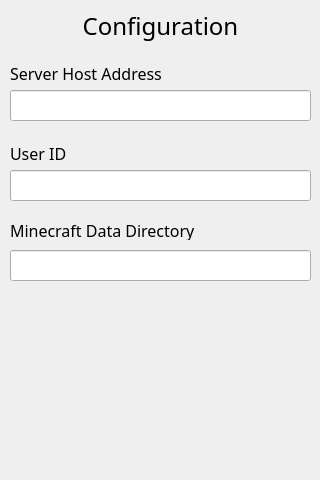
Old version of the form Client Launcher/config.ui in the repository FlantasticDan/awscraft.
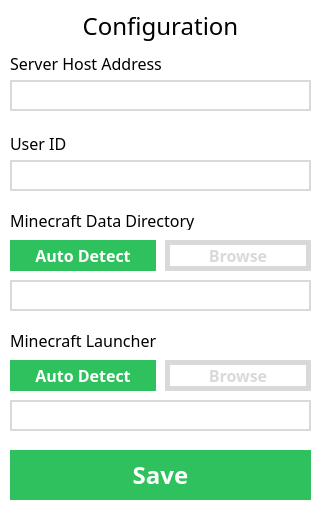
New version of the form. Icons and pictures are not drawn.

Commit message: Added Config Settings Prototype

```diff
--- a/Client Launcher/config.ui
+++ b/Client Launcher/config.ui
@@ -10,7 +10,7 @@
     <x>0</x>
     <y>0</y>
     <width>320</width>
-    <height>480</height>
+    <height>510</height>
    </rect>
   </property>
   <property name="windowTitle">
@@ -21,11 +21,19 @@
     <normalon>:/images/settingsIcon.png</normalon>
    </iconset>
   </property>
+  <property name="styleSheet">
+   <string notr="true">QDialog{
+	background-color: white
+}</string>
+  </property>
+  <property name="modal">
+   <bool>true</bool>
+  </property>
   <widget class="QLineEdit" name="serverInput">
    <property name="geometry">
     <rect>
      <x>10</x>
-     <y>90</y>
+     <y>80</y>
      <width>301</width>
      <height>31</height>
     </rect>
@@ -42,6 +50,17 @@
    <property name="acceptDrops">
     <bool>false</bool>
    </property>
+   <property name="styleSheet">
+    <string notr="true">QLineEdit{
+	background-color: white;
+	border: 2px solid #D9D9D9
+}
+
+QLineEdit:focus{
+	background-color: white;
+	border: 2px solid black
+}</string>
+   </property>
    <property name="alignment">
     <set>Qt::AlignCenter</set>
    </property>
@@ -69,10 +88,13 @@
    </property>
   </widget>
   <widget class="QLabel" name="serverLabel">
+   <property name="enabled">
+    <bool>true</bool>
+   </property>
    <property name="geometry">
     <rect>
      <x>10</x>
-     <y>63</y>
+     <y>53</y>
      <width>301</width>
      <height>20</height>
     </rect>
@@ -87,15 +109,23 @@
     <string>URL or IP Address the AWScraft instance is controlled by.
 This is not the address you would enter to connect directly within Minecraft.</string>
    </property>
+   <property name="styleSheet">
+    <string notr="true">QLabel:disabled{
+	color: #ED0008;
+}</string>
+   </property>
    <property name="text">
     <string>Server Host Address</string>
    </property>
   </widget>
   <widget class="QLabel" name="userLabel">
+   <property name="enabled">
+    <bool>true</bool>
+   </property>
    <property name="geometry">
     <rect>
      <x>10</x>
-     <y>143</y>
+     <y>133</y>
      <width>301</width>
      <height>20</height>
     </rect>
@@ -110,6 +140,11 @@
     <string>Unique ID issued to you by your server administrator.
 It is not necessarily your Minecraft username.</string>
    </property>
+   <property name="styleSheet">
+    <string notr="true">QLabel:disabled{
+	color: #ED0008;
+}</string>
+   </property>
    <property name="text">
     <string>User ID</string>
    </property>
@@ -118,7 +153,7 @@
    <property name="geometry">
     <rect>
      <x>10</x>
-     <y>170</y>
+     <y>160</y>
      <width>301</width>
      <height>31</height>
     </rect>
@@ -135,6 +170,17 @@
    <property name="acceptDrops">
     <bool>false</bool>
    </property>
+   <property name="styleSheet">
+    <string notr="true">QLineEdit{
+	background-color: white;
+	border: 2px solid #D9D9D9
+}
+
+QLineEdit:focus{
+	background-color: white;
+	border: 2px solid black
+}</string>
+   </property>
    <property name="alignment">
     <set>Qt::AlignCenter</set>
    </property>
@@ -143,7 +189,7 @@
    <property name="geometry">
     <rect>
      <x>10</x>
-     <y>220</y>
+     <y>210</y>
      <width>301</width>
      <height>20</height>
     </rect>
@@ -154,6 +200,14 @@
      <pointsize>12</pointsize>
     </font>
    </property>
+   <property name="toolTip">
+    <string>The '.minecraft' directory, typically found in a User's AppData folder.</string>
+   </property>
+   <property name="styleSheet">
+    <string notr="true">QLabel:disabled{
+	color: #ED0008;
+}</string>
+   </property>
    <property name="text">
     <string>Minecraft Data Directory</string>
    </property>
@@ -165,7 +219,7 @@
    <property name="geometry">
     <rect>
      <x>10</x>
-     <y>250</y>
+     <y>280</y>
      <width>301</width>
      <height>31</height>
     </rect>
@@ -182,8 +236,401 @@
    <property name="acceptDrops">
     <bool>false</bool>
    </property>
+   <property name="styleSheet">
+    <string notr="true">QLineEdit{
+	background-color: white;
+	border: 2px solid #D9D9D9
+}
+
+QLineEdit:focus{
+	background-color: white;
+	border: 2px solid black
+}</string>
+   </property>
    <property name="alignment">
     <set>Qt::AlignCenter</set>
+   </property>
+   <property name="readOnly">
+    <bool>true</bool>
+   </property>
+  </widget>
+  <widget class="QPushButton" name="dataDetectButton">
+   <property name="enabled">
+    <bool>true</bool>
+   </property>
+   <property name="geometry">
+    <rect>
+     <x>10</x>
+     <y>240</y>
+     <width>146</width>
+     <height>31</height>
+    </rect>
+   </property>
+   <property name="font">
+    <font>
+     <family>Minecraftia</family>
+     <pointsize>12</pointsize>
+     <weight>75</weight>
+     <bold>true</bold>
+     <underline>false</underline>
+     <strikeout>false</strikeout>
+     <kerning>true</kerning>
+    </font>
+   </property>
+   <property name="styleSheet">
+    <string notr="true">QPushButton{
+	background: #2FC15D;
+	border: 5px solid #2FC15D;
+	border-radius: 0px;
+	color: white
+}
+
+QPushButton:hover{
+	background: #2C5E2E;
+	border: 5px solid #2C5E2E;
+	border-radius: 0px;
+	color: white
+}
+
+QPushButton:pressed{
+	background: #2FC15D;
+	border: 5px solid #2FC15D;
+	border-radius: 0px;
+	color: white
+}
+
+QPushButton:disabled{
+	background: white;
+	border: 5px solid #2FC15D;
+	border-radius: 0px;
+	color: #2FC15D;
+}</string>
+   </property>
+   <property name="text">
+    <string>Auto Detect</string>
+   </property>
+   <property name="default">
+    <bool>true</bool>
+   </property>
+   <property name="flat">
+    <bool>false</bool>
+   </property>
+  </widget>
+  <widget class="QPushButton" name="dataBrowseButton">
+   <property name="enabled">
+    <bool>false</bool>
+   </property>
+   <property name="geometry">
+    <rect>
+     <x>165</x>
+     <y>240</y>
+     <width>146</width>
+     <height>31</height>
+    </rect>
+   </property>
+   <property name="font">
+    <font>
+     <family>Minecraftia</family>
+     <pointsize>12</pointsize>
+     <weight>75</weight>
+     <bold>true</bold>
+     <underline>false</underline>
+     <strikeout>false</strikeout>
+     <kerning>true</kerning>
+    </font>
+   </property>
+   <property name="styleSheet">
+    <string notr="true">QPushButton{
+	background: #00C9ED;
+	border: 5px solid #00C9ED;
+	border-radius: 0px;
+	color: white
+}
+
+QPushButton:hover{
+	background: #0C273D;
+	border: 5px solid #0C273D;
+	border-radius: 0px;
+	color: white
+}
+
+QPushButton:pressed{
+	background: #00C9ED;
+	border: 5px solid #00C9ED;
+	border-radius: 0px;
+	color: white
+}
+
+QPushButton:disabled{
+	background: white;
+	border: 5px solid #D9D9D9;
+	border-radius: 0px;
+	color: #D9D9D9;
+}</string>
+   </property>
+   <property name="text">
+    <string>Browse</string>
+   </property>
+   <property name="default">
+    <bool>true</bool>
+   </property>
+   <property name="flat">
+    <bool>false</bool>
+   </property>
+  </widget>
+  <widget class="QPushButton" name="launcherBrowseButton">
+   <property name="enabled">
+    <bool>false</bool>
+   </property>
+   <property name="geometry">
+    <rect>
+     <x>165</x>
+     <y>360</y>
+     <width>146</width>
+     <height>31</height>
+    </rect>
+   </property>
+   <property name="font">
+    <font>
+     <family>Minecraftia</family>
+     <pointsize>12</pointsize>
+     <weight>75</weight>
+     <bold>true</bold>
+     <underline>false</underline>
+     <strikeout>false</strikeout>
+     <kerning>true</kerning>
+    </font>
+   </property>
+   <property name="styleSheet">
+    <string notr="true">QPushButton{
+	background: #00C9ED;
+	border: 5px solid #00C9ED;
+	border-radius: 0px;
+	color: white
+}
+
+QPushButton:hover{
+	background: #0C273D;
+	border: 5px solid #0C273D;
+	border-radius: 0px;
+	color: white
+}
+
+QPushButton:pressed{
+	background: #00C9ED;
+	border: 5px solid #00C9ED;
+	border-radius: 0px;
+	color: white
+}
+
+QPushButton:disabled{
+	background: white;
+	border: 5px solid #D9D9D9;
+	border-radius: 0px;
+	color: #D9D9D9;
+}</string>
+   </property>
+   <property name="text">
+    <string>Browse</string>
+   </property>
+   <property name="default">
+    <bool>true</bool>
+   </property>
+   <property name="flat">
+    <bool>false</bool>
+   </property>
+  </widget>
+  <widget class="QPushButton" name="launcherDetectButton">
+   <property name="enabled">
+    <bool>true</bool>
+   </property>
+   <property name="geometry">
+    <rect>
+     <x>10</x>
+     <y>360</y>
+     <width>146</width>
+     <height>31</height>
+    </rect>
+   </property>
+   <property name="font">
+    <font>
+     <family>Minecraftia</family>
+     <pointsize>12</pointsize>
+     <weight>75</weight>
+     <bold>true</bold>
+     <underline>false</underline>
+     <strikeout>false</strikeout>
+     <kerning>true</kerning>
+    </font>
+   </property>
+   <property name="styleSheet">
+    <string notr="true">QPushButton{
+	background: #2FC15D;
+	border: 5px solid #2FC15D;
+	border-radius: 0px;
+	color: white
+}
+
+QPushButton:hover{
+	background: #2C5E2E;
+	border: 5px solid #2C5E2E;
+	border-radius: 0px;
+	color: white
+}
+
+QPushButton:pressed{
+	background: #2FC15D;
+	border: 5px solid #2FC15D;
+	border-radius: 0px;
+	color: white
+}
+
+QPushButton:disabled{
+	background: white;
+	border: 5px solid #2FC15D;
+	border-radius: 0px;
+	color: #2FC15D;
+}</string>
+   </property>
+   <property name="text">
+    <string>Auto Detect</string>
+   </property>
+   <property name="default">
+    <bool>true</bool>
+   </property>
+   <property name="flat">
+    <bool>false</bool>
+   </property>
+  </widget>
+  <widget class="QLabel" name="launcherLabel">
+   <property name="geometry">
+    <rect>
+     <x>10</x>
+     <y>330</y>
+     <width>301</width>
+     <height>20</height>
+    </rect>
+   </property>
+   <property name="font">
+    <font>
+     <family>Minecraftia</family>
+     <pointsize>12</pointsize>
+    </font>
+   </property>
+   <property name="toolTip">
+    <string>The '.minecraft' directory, typically found in a User's AppData folder.</string>
+   </property>
+   <property name="styleSheet">
+    <string notr="true">QLabel:disabled{
+	color: #ED0008;
+}</string>
+   </property>
+   <property name="text">
+    <string>Minecraft Launcher</string>
+   </property>
+  </widget>
+  <widget class="QLineEdit" name="launcherInput">
+   <property name="enabled">
+    <bool>true</bool>
+   </property>
+   <property name="geometry">
+    <rect>
+     <x>10</x>
+     <y>400</y>
+     <width>301</width>
+     <height>31</height>
+    </rect>
+   </property>
+   <property name="font">
+    <font>
+     <family>Minecraftia</family>
+     <pointsize>12</pointsize>
+    </font>
+   </property>
+   <property name="cursor">
+    <cursorShape>IBeamCursor</cursorShape>
+   </property>
+   <property name="acceptDrops">
+    <bool>false</bool>
+   </property>
+   <property name="styleSheet">
+    <string notr="true">QLineEdit{
+	background-color: white;
+	border: 2px solid #D9D9D9
+}
+
+QLineEdit:focus{
+	background-color: white;
+	border: 2px solid black
+}</string>
+   </property>
+   <property name="alignment">
+    <set>Qt::AlignCenter</set>
+   </property>
+   <property name="readOnly">
+    <bool>true</bool>
+   </property>
+  </widget>
+  <widget class="QPushButton" name="saveButton">
+   <property name="enabled">
+    <bool>true</bool>
+   </property>
+   <property name="geometry">
+    <rect>
+     <x>10</x>
+     <y>450</y>
+     <width>301</width>
+     <height>50</height>
+    </rect>
+   </property>
+   <property name="font">
+    <font>
+     <family>Minecraftia</family>
+     <pointsize>18</pointsize>
+     <weight>75</weight>
+     <bold>true</bold>
+     <underline>false</underline>
+     <strikeout>false</strikeout>
+     <kerning>true</kerning>
+    </font>
+   </property>
+   <property name="styleSheet">
+    <string notr="true">QPushButton{
+	background: #2FC15D;
+	border: 5px solid #2FC15D;
+	border-radius: 0px;
+	color: white
+}
+
+QPushButton:hover{
+	background: #2C5E2E;
+	border: 5px solid #2C5E2E;
+	border-radius: 0px;
+	color: white
+}
+
+QPushButton:pressed{
+	background: #2FC15D;
+	border: 5px solid #2FC15D;
+	border-radius: 0px;
+	color: white
+}
+
+QPushButton:disabled{
+	background: white;
+	border: 5px solid #2FC15D;
+	border-radius: 0px;
+	color: #2FC15D;
+}</string>
+   </property>
+   <property name="text">
+    <string>Save</string>
+   </property>
+   <property name="default">
+    <bool>true</bool>
+   </property>
+   <property name="flat">
+    <bool>false</bool>
    </property>
   </widget>
  </widget>
```
Left out of the diff: 22 changed lines with no effect on the pictures. The commit also changes 3 other files.
